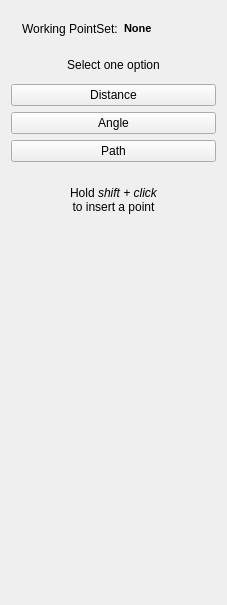
Above: Plugins/org.mitk.gui.qt.examples/src/internal/simplemeasurement/QmitkSimpleMeasurementControls.ui from MITK/MITK before the change. Below: the same form after it.
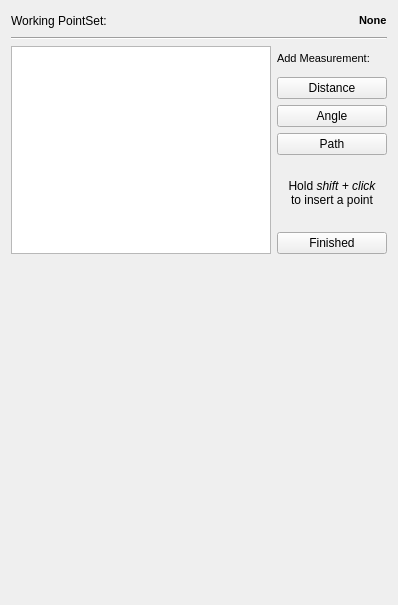
That is the form after the change.

Commit message: Enhancement and bugfixing of the simple measurement view.

The edit to the form file:
```diff
--- a/Plugins/org.mitk.gui.qt.examples/src/internal/simplemeasurement/QmitkSimpleMeasurementControls.ui
+++ b/Plugins/org.mitk.gui.qt.examples/src/internal/simplemeasurement/QmitkSimpleMeasurementControls.ui
@@ -6,7 +6,7 @@
    <rect>
     <x>0</x>
     <y>0</y>
-    <width>227</width>
+    <width>398</width>
     <height>605</height>
    </rect>
   </property>
@@ -19,9 +19,8 @@
   <property name="windowTitle">
    <string>SimpleMeasurement</string>
   </property>
-  <layout class="QVBoxLayout">
+  <layout class="QVBoxLayout" name="verticalLayout_2">
    <item>
-    <widget class="QWidget" name="widget" native="true">
      <layout class="QHBoxLayout" name="horizontalLayout">
       <item>
        <widget class="QLabel" name="label">
@@ -30,6 +29,19 @@
         </property>
        </widget>
       </item>
+     <item>
+      <spacer name="horizontalSpacer">
+       <property name="orientation">
+        <enum>Qt::Horizontal</enum>
+       </property>
+       <property name="sizeHint" stdset="0">
+        <size>
+         <width>40</width>
+         <height>20</height>
+        </size>
+       </property>
+      </spacer>
+     </item>
       <item>
        <widget class="QLabel" name="selectedPointSet">
         <property name="text">
@@ -42,8 +54,21 @@
        </widget>
       </item>
      </layout>
+   </item>
+   <item>
+    <widget class="Line" name="line">
+     <property name="orientation">
+      <enum>Qt::Horizontal</enum>
+     </property>
     </widget>
    </item>
+   <item>
+    <layout class="QHBoxLayout" name="horizontalLayout_2">
+     <item>
+      <widget class="QListWidget" name="m_MeasurementList"/>
+     </item>
+     <item>
+      <layout class="QVBoxLayout" name="verticalLayout">
    <item>
     <widget class="QLabel" name="textLabel1_3_2">
      <property name="sizePolicy">
@@ -54,10 +79,16 @@
      </property>
      <property name="minimumSize">
       <size>
-       <width>150</width>
+           <width>0</width>
        <height>25</height>
       </size>
      </property>
+         <property name="maximumSize">
+          <size>
+           <width>110</width>
+           <height>16777215</height>
+          </size>
+         </property>
      <property name="frameShape">
       <enum>QFrame::NoFrame</enum>
      </property>
@@ -68,7 +99,11 @@
       <number>1</number>
      </property>
      <property name="text">
-      <string>&lt;p align=&quot;center&quot;&gt;Select one option&lt;/p&gt;</string>
+          <string>&lt;!DOCTYPE HTML PUBLIC &quot;-//W3C//DTD HTML 4.0//EN&quot; &quot;http://www.w3.org/TR/REC-html40/strict.dtd&quot;&gt;
+&lt;html&gt;&lt;head&gt;&lt;meta name=&quot;qrichtext&quot; content=&quot;1&quot; /&gt;&lt;style type=&quot;text/css&quot;&gt;
+p, li { white-space: pre-wrap; }
+&lt;/style&gt;&lt;/head&gt;&lt;body style=&quot; font-family:'MS Shell Dlg 2'; font-size:7.8pt; font-weight:400; font-style:normal;&quot;&gt;
+&lt;p style=&quot; margin-top:12px; margin-bottom:12px; margin-left:0px; margin-right:0px; -qt-block-indent:0; text-indent:0px;&quot;&gt;&lt;span style=&quot; font-size:8pt;&quot;&gt;Add Measurement:&lt;/span&gt;&lt;/p&gt;&lt;/body&gt;&lt;/html&gt;</string>
      </property>
      <property name="alignment">
       <set>Qt::AlignVCenter</set>
@@ -142,7 +177,20 @@
     </widget>
    </item>
    <item>
-    <widget class="QLabel" name="textLabel1_3">
+        <spacer name="verticalSpacer">
+         <property name="orientation">
+          <enum>Qt::Vertical</enum>
+         </property>
+         <property name="sizeHint" stdset="0">
+          <size>
+           <width>20</width>
+           <height>40</height>
+          </size>
+         </property>
+        </spacer>
+       </item>
+       <item>
+        <widget class="QLabel" name="explain_label">
      <property name="sizePolicy">
       <sizepolicy hsizetype="Minimum" vsizetype="Minimum">
        <horstretch>0</horstretch>
@@ -151,7 +199,7 @@
      </property>
      <property name="minimumSize">
       <size>
-       <width>150</width>
+           <width>110</width>
        <height>65</height>
       </size>
      </property>
@@ -174,6 +222,17 @@
       <bool>false</bool>
      </property>
     </widget>
+       </item>
+       <item>
+        <widget class="QPushButton" name="m_Finished">
+         <property name="text">
+          <string>Finished</string>
+         </property>
+        </widget>
+       </item>
+      </layout>
+     </item>
+    </layout>
    </item>
    <item>
     <spacer name="spacer2">
```
Lines whose indentation alone changed are shown as unchanged. The commit also changes 2 other files.
